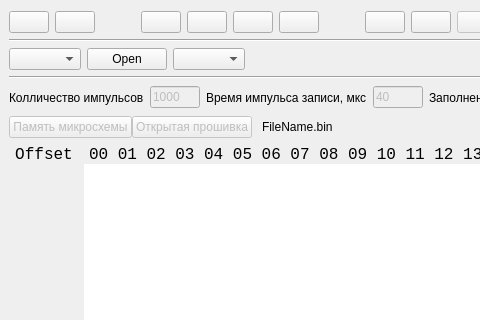
Qt form diduino_prog/mainwindow.ui (Radionews/diduino) before a commit; both pictures show x 0 to 480 and y 0 to 320 of the 1019 by 701 pixel window.
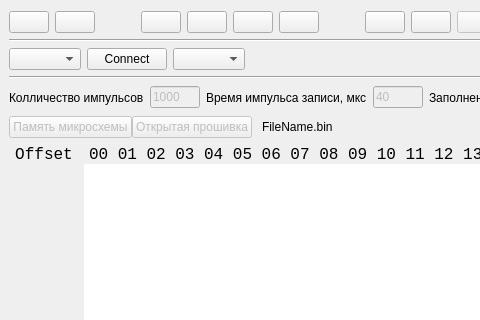
The same form after that commit. Icons and pictures are not drawn.

Commit message: Изменение название кнопки connect, дописал readme

```diff
--- a/diduino_prog/mainwindow.ui
+++ b/diduino_prog/mainwindow.ui
@@ -294,7 +294,7 @@
           <item>
            <widget class="QPushButton" name="openPort">
             <property name="text">
-             <string>Open</string>
+             <string>Connect</string>
             </property>
            </widget>
           </item>
```
The commit also changes 6 other files.
